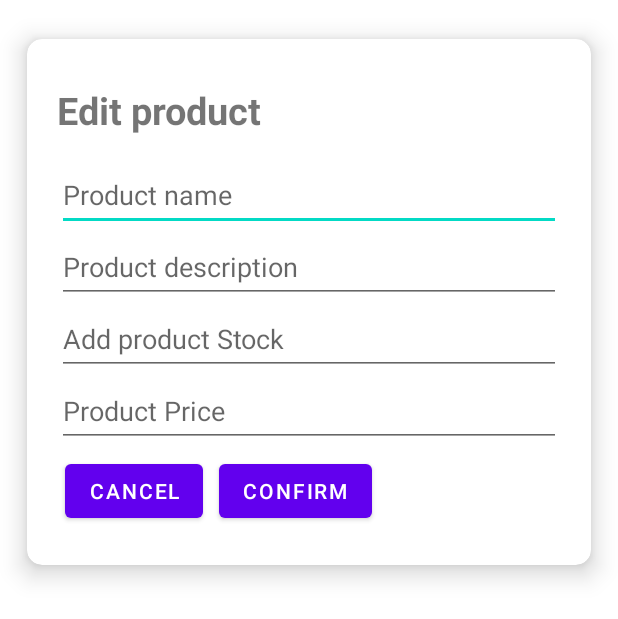
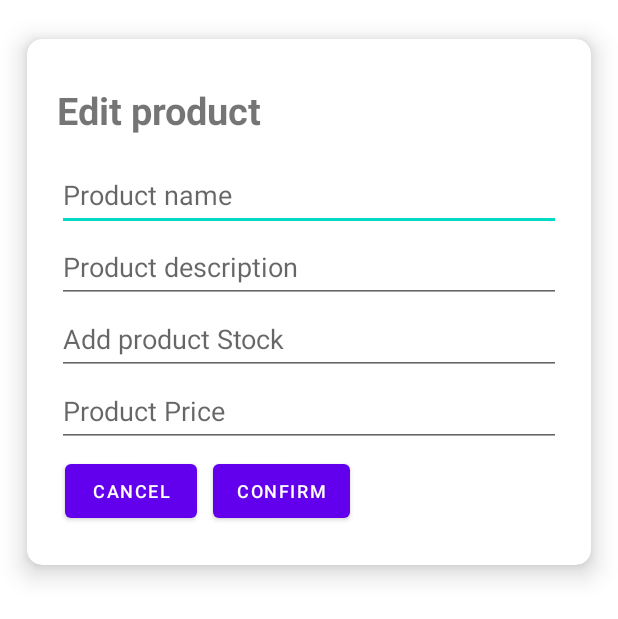
Before and after one commit to contratistaweb/Eshop-App, an Android app: the layout fragment_update_product.xml on its own in the app's theme, with its tools: preview values and no code run, on a phone screen of 412 x 824 dp. Shown: the top 619 px of the screen. Run offline under Robolectric (Android 15) with nearby library versions, the light colour scheme and no system bars.

Commit message:
full_entrega

```diff
--- a/app/src/main/java/com/am2/eshopapp/ui/login/LoginFragment.java
+++ b/app/src/main/java/com/am2/eshopapp/ui/login/LoginFragment.java
@@ -156,6 +156,10 @@ public class LoginFragment extends Fragment {
                     SharedPreferenceEntities.setRol(usuario.getRol());
                     SharedPreferenceEntities.guardarPreferecia();
                     findNavController(view).navigate(R.id.nav_home);
+                    String name = SharedPreferenceEntities.leerPreferencia(1);
+                    if (name != ""){
+                        Toast.makeText(getContext(), "Hola, " + name, Toast.LENGTH_SHORT).show();
+                    }
                 }else {
                     Toast.makeText(getContext(), "SharedPreference_Paila", Toast.LENGTH_SHORT).show();
                 }
--- a/app/src/main/res/drawable/side_nav_bar.xml
+++ b/app/src/main/res/drawable/side_nav_bar.xml
@@ -2,8 +2,8 @@
     android:shape="rectangle">
     <gradient
         android:angle="135"
-        android:centerColor="#009688"
-        android:endColor="#00695C"
-        android:startColor="#4DB6AC"
+        android:centerColor="#651FFF"
+        android:endColor="#6200EA"
+        android:startColor="#B388FF"
         android:type="linear" />
 </shape>
--- a/app/src/main/res/layout/fragment_update_product.xml
+++ b/app/src/main/res/layout/fragment_update_product.xml
@@ -126,14 +126,16 @@
                     android:layout_width="wrap_content"
                     android:layout_height="wrap_content"
                     android:layout_margin="5dp"
-                    android:text="@string/product_create_btn_cancel" />
+                    android:text="@string/product_create_btn_cancel"
+                    android:textSize="12dp" />
 
                 <Button
                     android:id="@+id/btnOneProductEdit"
                     android:layout_width="wrap_content"
                     android:layout_height="wrap_content"
                     android:layout_margin="5dp"
-                    android:text="@string/product_create_btn_create" />
+                    android:text="@string/product_create_btn_create"
+                    android:textSize="12dp" />
 
                 <Button
                     android:id="@+id/btnConfirmarCompra"
@@ -141,6 +143,7 @@
                     android:layout_height="wrap_content"
                     android:layout_margin="5dp"
                     android:text="@string/confirmar_compra"
+                    android:textSize="12dp"
                     android:visibility="gone" />
 
             </LinearLayout>
```
Also changed, not shown: app/src/main/java/com/am2/eshopapp/ui/home/UpdateProductFragment.java (+13 -13 lines), app/src/main/res/drawable/ic_home_black_24dp.xml (added, +9 -0 lines), app/src/main/res/menu/activity_drawer_drawer.xml (+9 -9 lines).
